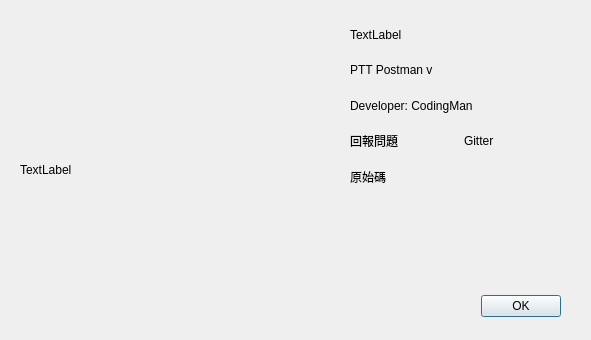
The window that src/UI/about.ui (uPtt-messenger/uPtt_backup) describes before a commit, drawn with Qt 5.
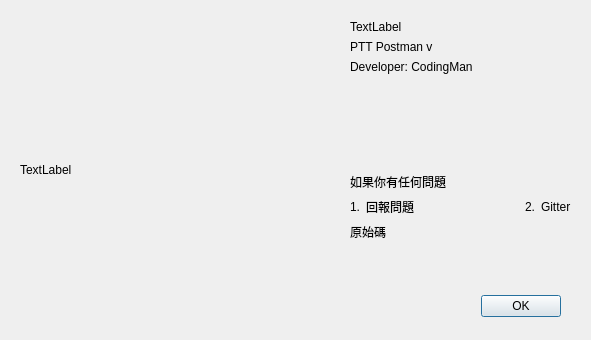
The same window after the commit.

Commit message: Adjust about dialog

Patch:
```diff
--- a/src/UI/about.ui
+++ b/src/UI/about.ui
@@ -47,7 +47,7 @@
      <x>350</x>
      <y>20</y>
      <width>221</width>
-     <height>171</height>
+     <height>221</height>
     </rect>
    </property>
    <layout class="QVBoxLayout" name="verticalLayout">
@@ -72,8 +72,35 @@
       </property>
      </widget>
     </item>
+    <item>
+     <spacer name="verticalSpacer">
+      <property name="orientation">
+       <enum>Qt::Vertical</enum>
+      </property>
+      <property name="sizeHint" stdset="0">
+       <size>
+        <width>20</width>
+        <height>40</height>
+       </size>
+      </property>
+     </spacer>
+    </item>
+    <item>
+     <widget class="QLabel" name="IfhasQuestion">
+      <property name="text">
+       <string>如果你有任何問題</string>
+      </property>
+     </widget>
+    </item>
     <item>
      <layout class="QHBoxLayout" name="horizontalLayout">
+      <item>
+       <widget class="QLabel" name="OneQuestion">
+        <property name="text">
+         <string>1.</string>
+        </property>
+       </widget>
+      </item>
       <item>
        <widget class="QLabel" name="Issue">
         <property name="text">
@@ -84,6 +111,26 @@
         </property>
        </widget>
       </item>
+      <item>
+       <spacer name="horizontalSpacer">
+        <property name="orientation">
+         <enum>Qt::Horizontal</enum>
+        </property>
+        <property name="sizeHint" stdset="0">
+         <size>
+          <width>40</width>
+          <height>20</height>
+         </size>
+        </property>
+       </spacer>
+      </item>
+      <item>
+       <widget class="QLabel" name="TwoQuestion">
+        <property name="text">
+         <string>2.</string>
+        </property>
+       </widget>
+      </item>
       <item>
        <widget class="QLabel" name="Gitter">
         <property name="text">
```
The commit also changes 1 other file.
